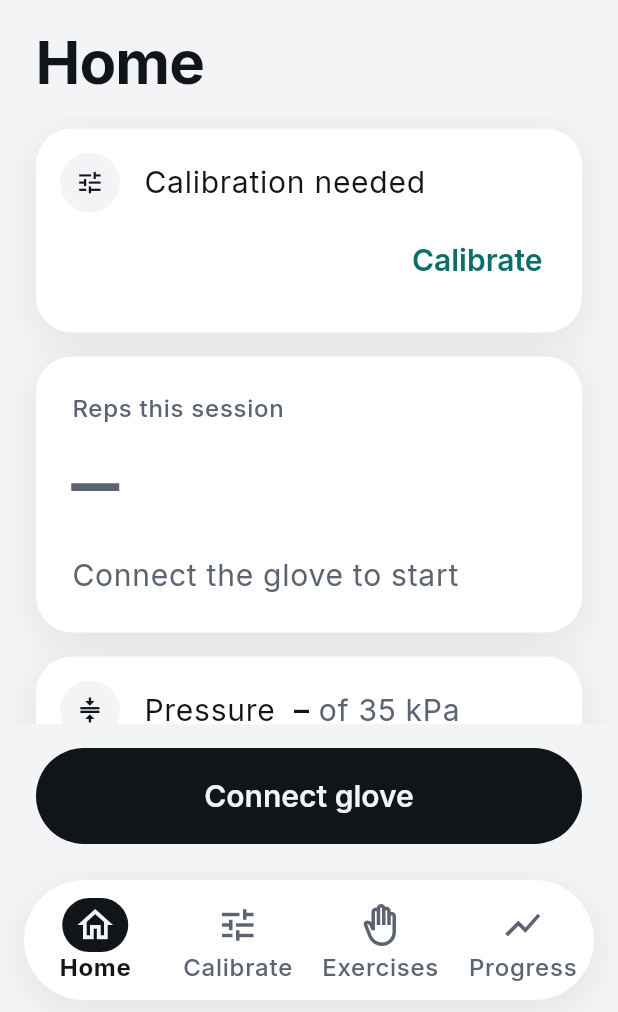
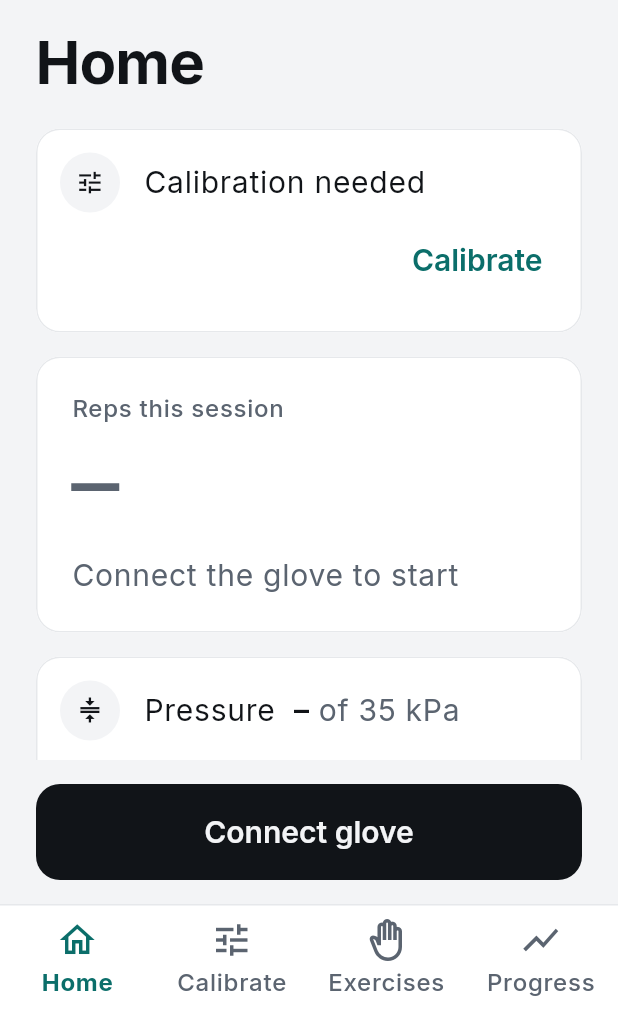
Before and after one commit to svat44/rohab, a Flutter app: the screen it shows after launch, on a phone screen of 412 x 824 dp, the part 224-1236 px from its top. Run offline on Flutter 3.47's test engine with Material 3 defaults, Android fonts, the phone set to English and light mode, and no system bars; our stand-ins replace camera, drift, flutter_riverpod, go_router, material_ui, permission_handler and 1 more; missing offline and left inert: mediapipe_vision; accounts and stored records are empty; generated files the repository leaves out were written again.

Commit message:
Flatten the UI: no floating nav, pills, shadows or transitions
Flat full-width bottom bar with a hairline top border and an accent
active tab, rounded-rectangle buttons, plain-text info labels, flat
cards with a hairline border and a smaller radius, and no page
transitions.

Co-Authored-By: Claude Sonnet 5.5 <noreply@anthropic.com>
Claude-Session: https://claude.ai/code/session_01TF1RyfP2a3aq2qMZqLEcxo

```diff
--- a/lib/theme/app_theme.dart
+++ b/lib/theme/app_theme.dart
@@ -108,6 +108,11 @@ ThemeData buildTheme(Brightness brightness) {
         color: p.divider, thickness: RohabShape.border, space: 1),
     // Plain ripple, not the Material 3 sparkle.
     splashFactory: InkRipple.splashFactory,
+    // Screens change instantly: no fades or slides.
+    pageTransitionsTheme: const PageTransitionsTheme(builders: {
+      TargetPlatform.android: _InstantTransitions(),
+      TargetPlatform.iOS: _InstantTransitions(),
+    }),
     materialTapTargetSize: MaterialTapTargetSize.padded,
     bottomSheetTheme: BottomSheetThemeData(
       backgroundColor: p.surface,
@@ -133,7 +138,7 @@ ThemeData buildTheme(Brightness brightness) {
         foregroundColor: p.text,
         minimumSize: const Size.fromHeight(RohabSize.primaryButtonHeight),
         side: BorderSide(color: p.text, width: RohabShape.strongBorder),
-        shape: const StadiumBorder(),
+        shape: RoundedRectangleBorder(borderRadius: radius),
         textStyle: text.labelLarge,
       ),
     ),
@@ -152,7 +157,7 @@ ThemeData buildTheme(Brightness brightness) {
         disabledForegroundColor: p.secondary,
         minimumSize: const Size.fromHeight(RohabSize.primaryButtonHeight),
         elevation: 0,
-        shape: const StadiumBorder(),
+        shape: RoundedRectangleBorder(borderRadius: radius),
         textStyle: text.labelLarge,
       ),
     ),
@@ -168,3 +173,16 @@ ThemeData buildTheme(Brightness brightness) {
     extensions: [AppColors(p)],
   );
 }
+
+class _InstantTransitions extends PageTransitionsBuilder {
+  const _InstantTransitions();
+
+  @override
+  Widget buildTransitions<T>(
+          PageRoute<T> route,
+          BuildContext context,
+          Animation<double> animation,
+          Animation<double> secondaryAnimation,
+          Widget child) =>
+      child;
+}
--- a/lib/theme/tokens.dart
+++ b/lib/theme/tokens.dart
@@ -102,7 +102,7 @@ class RohabShape {
   static const double radius = 16;
 
   /// Cards and hero panels.
-  static const double card = 24;
+  static const double card = 16;
   static const double border = 1;
 
   /// Marker lines and the camera's hand frame.
--- a/lib/widgets/bottom_nav.dart
+++ b/lib/widgets/bottom_nav.dart
@@ -27,24 +27,17 @@ class BottomNav extends StatelessWidget {
     final c = context.colors;
     final label = Theme.of(context).textTheme.labelMedium!;
 
-    // Floating white pill; the active tab is a near-black circle, so it
-    // is not told apart by colour alone (it also has a bold label).
-    return SafeArea(
-      top: false,
-      child: Padding(
-        padding: const EdgeInsets.fromLTRB(
-            RohabSpace.s16, RohabSpace.s8, RohabSpace.s16, RohabSpace.s8),
-        child: DecoratedBox(
+    // Flat bar attached to the bottom edge, like the reference dashboard.
+    // The active tab has the accent colour and a bold label.
+    return DecoratedBox(
       decoration: BoxDecoration(
         color: c.surface,
-            borderRadius: BorderRadius.circular(40),
-            boxShadow: [
-              BoxShadow(
-                  color: c.shadow, blurRadius: 24, offset: const Offset(0, 6)),
-            ],
+        border: Border(top: BorderSide(color: c.divider)),
       ),
+      child: SafeArea(
+        top: false,
         child: SizedBox(
-            height: RohabSize.touchTarget + RohabSpace.s16,
+          height: RohabSize.touchTarget + RohabSpace.s8,
           child: Row(
             children: [
               for (var i = 0; i < destinations.length; i++)
@@ -53,29 +46,16 @@ class BottomNav extends StatelessWidget {
                     selected: i == selectedIndex,
                     button: true,
                     child: InkWell(
-                        borderRadius: BorderRadius.circular(40),
                       onTap: () => onSelected(i),
                       child: Column(
                         mainAxisAlignment: MainAxisAlignment.center,
                         children: [
-                            AnimatedContainer(
-                              duration: RohabMotion.max,
-                              width: 44,
-                              height: 36,
-                              decoration: BoxDecoration(
-                                color: i == selectedIndex
-                                    ? c.text
-                                    : Colors.transparent,
-                                borderRadius: BorderRadius.circular(18),
-                              ),
-                              child: Icon(
+                          Icon(
                             destinations[i].icon,
                             size: RohabSize.icon,
-                                color: i == selectedIndex
-                                    ? c.background
-                                    : c.secondary,
+                            color: i == selectedIndex ? c.accent : c.secondary,
                           ),
-                            ),
+                          const SizedBox(height: RohabSpace.s8 / 2),
                           FittedBox(
                             fit: BoxFit.scaleDown,
                             child: Text(
@@ -83,9 +63,8 @@ class BottomNav extends StatelessWidget {
                               maxLines: 1,
                               softWrap: false,
                               style: label.copyWith(
-                                  color: i == selectedIndex
-                                      ? c.text
-                                      : c.secondary,
+                                color:
+                                    i == selectedIndex ? c.accent : c.secondary,
                                 fontWeight: i == selectedIndex
                                     ? FontWeight.w700
                                     : FontWeight.w500,
@@ -101,7 +80,6 @@ class BottomNav extends StatelessWidget {
           ),
         ),
       ),
-      ),
     );
   }
 }
--- a/lib/widgets/rohab_widgets.dart
+++ b/lib/widgets/rohab_widgets.dart
@@ -27,18 +27,12 @@ class RohabCard extends StatelessWidget {
   Widget build(BuildContext context) {
     final c = context.colors;
     final radius = BorderRadius.circular(RohabShape.card);
-    return DecoratedBox(
-      decoration: BoxDecoration(
-        borderRadius: radius,
-        boxShadow: [
-          BoxShadow(color: c.shadow, blurRadius: 24, offset: const Offset(0, 6)),
-        ],
-      ),
-      child: Material(
+    // Flat: a hairline border, no shadow, no gradient.
+    return Material(
       color: tint ? c.accentSoft : c.surface,
       shape: RoundedRectangleBorder(
         borderRadius: radius,
-          side: BorderSide.none,
+        side: BorderSide(color: tint ? c.accentSoft : c.divider),
       ),
       clipBehavior: Clip.antiAlias,
       child: InkWell(
@@ -46,7 +40,6 @@ class RohabCard extends StatelessWidget {
         child: ConstrainedBox(
           constraints: BoxConstraints(minHeight: minHeight),
           child: Padding(padding: padding, child: child),
-          ),
         ),
       ),
     );
@@ -88,36 +81,26 @@ class InfoChip extends StatelessWidget {
   final String label;
   final IconData? icon;
 
-  /// Accent background instead of the soft tint.
+  /// Bold, in the main text colour, for the one label that matters most.
   final bool filled;
 
   @override
   Widget build(BuildContext context) {
     final c = context.colors;
     final t = Theme.of(context).textTheme.labelMedium!;
-    final fg = filled ? c.background : c.secondary;
-    return DecoratedBox(
-      decoration: BoxDecoration(
-        color: filled ? c.text : c.background,
-        borderRadius: BorderRadius.circular(RohabShape.card),
-      ),
-      child: Padding(
-        padding: const EdgeInsets.symmetric(
-            horizontal: RohabSpace.s8 + 4, vertical: RohabSpace.s8 / 2 + 1),
-        child: Row(
+    final fg = filled ? c.text : c.secondary;
+    return Row(
       mainAxisSize: MainAxisSize.min,
       children: [
         if (icon != null) ...[
-              Icon(icon, size: RohabType.label, color: fg),
-              const SizedBox(width: RohabSpace.s8 / 2),
+          Icon(icon, size: RohabType.label + 2, color: fg),
+          const SizedBox(width: RohabSpace.s8 / 2 + 2),
         ],
         Flexible(
           child: Text(label,
               style: t.copyWith(color: fg, fontWeight: FontWeight.w600)),
         ),
       ],
-        ),
-      ),
     );
   }
 }
```
Lines whose indentation alone changed are shown as unchanged.
